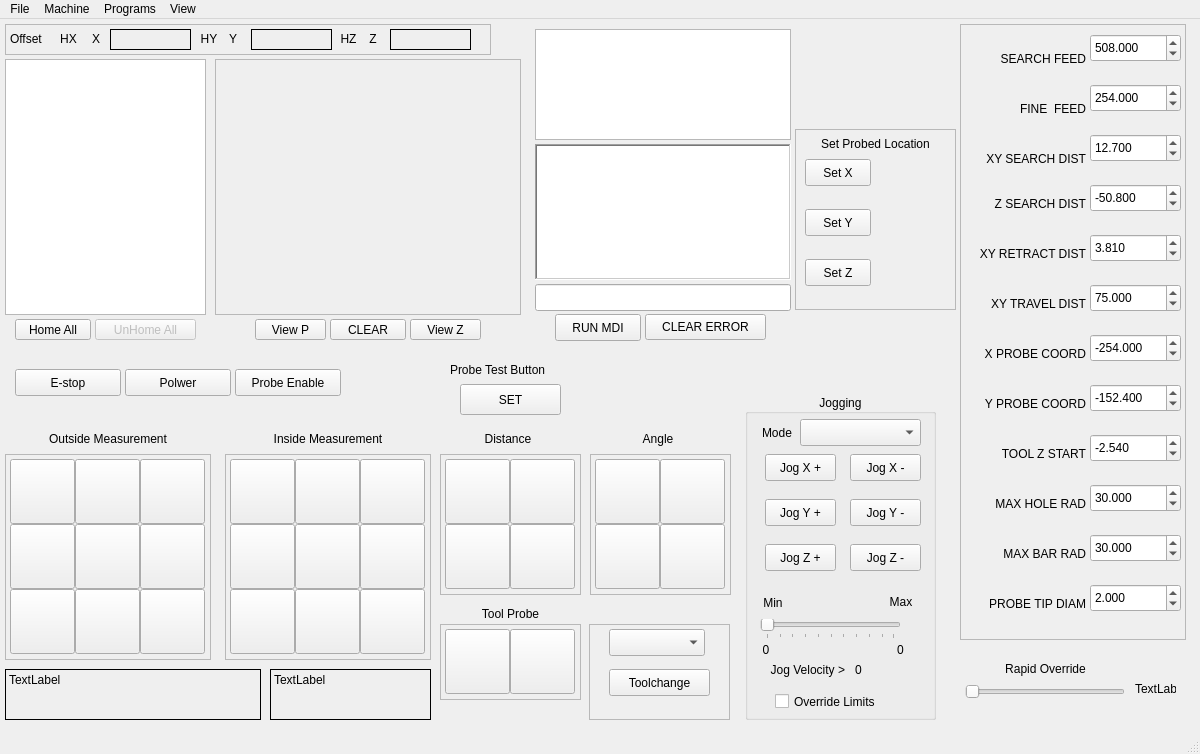
Qt form examples/touch_probe2/touch-probe2-metric.ui (jethornton/flexgui) before a commit.
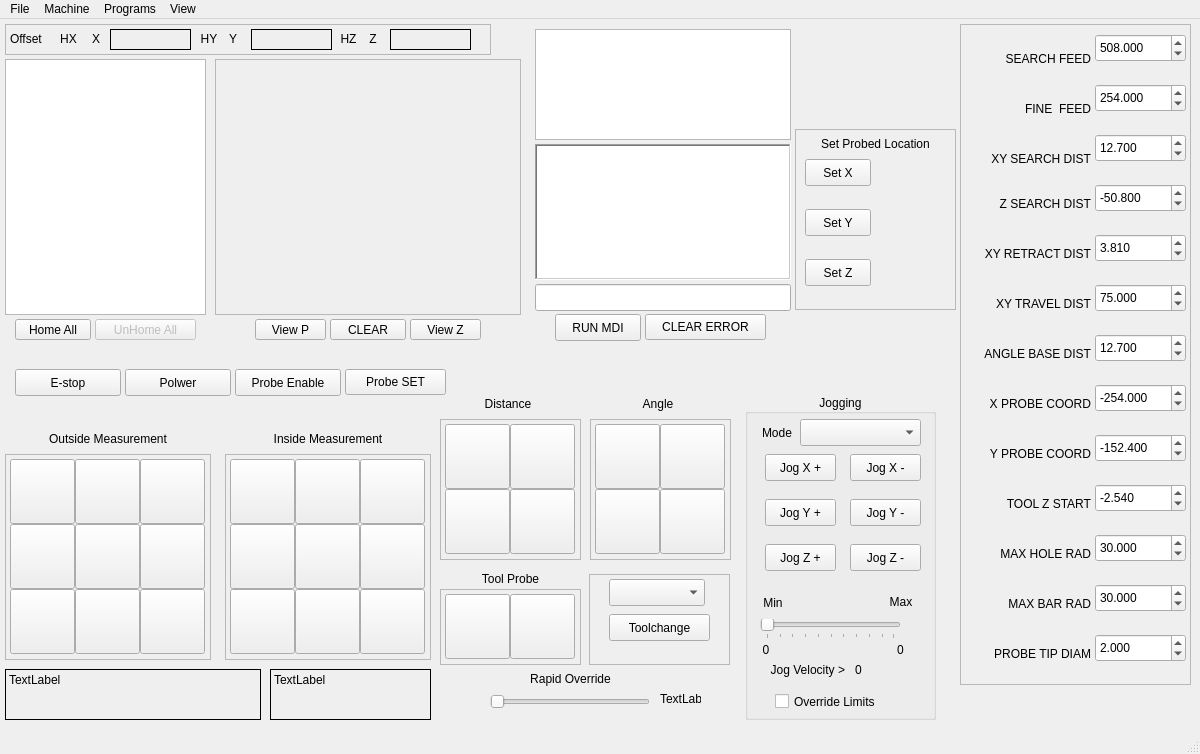
The same form after that commit.

Commit message: 10/01/2024 update touch-probe2 example with new angle subs

What changed in the file:
```diff
--- a/examples/touch_probe2/touch-probe2-metric.ui
+++ b/examples/touch_probe2/touch-probe2-metric.ui
@@ -66,7 +66,7 @@
     <property name="geometry">
      <rect>
       <x>440</x>
-      <y>605</y>
+      <y>570</y>
       <width>141</width>
       <height>76</height>
      </rect>
@@ -462,7 +462,7 @@
     <property name="geometry">
      <rect>
       <x>470</x>
-      <y>585</y>
+      <y>550</y>
       <width>81</width>
       <height>19</height>
      </rect>
@@ -1022,9 +1022,9 @@
     <property name="geometry">
      <rect>
       <x>589</x>
-      <y>605</y>
+      <y>555</y>
       <width>141</width>
-      <height>96</height>
+      <height>91</height>
      </rect>
     </property>
     <property name="frameShape">
@@ -1047,7 +1047,7 @@
      <property name="geometry">
       <rect>
        <x>20</x>
-       <y>45</y>
+       <y>40</y>
        <width>101</width>
        <height>27</height>
       </rect>
@@ -1066,14 +1066,14 @@
    <widget class="QPushButton" name="trigger_probe">
     <property name="geometry">
      <rect>
-      <x>460</x>
-      <y>365</y>
+      <x>345</x>
+      <y>350</y>
       <width>101</width>
-      <height>31</height>
+      <height>26</height>
      </rect>
     </property>
     <property name="text">
-     <string>SET</string>
+     <string>Probe SET</string>
     </property>
     <property name="function" stdset="0">
      <string>hal_pin</string>
@@ -1088,19 +1088,6 @@
      <string>HAL_OUT</string>
     </property>
    </widget>
-   <widget class="QLabel" name="label_4">
-    <property name="geometry">
-     <rect>
-      <x>450</x>
-      <y>341</y>
-      <width>126</width>
-      <height>19</height>
-     </rect>
-    </property>
-    <property name="text">
-     <string>Probe Test Button</string>
-    </property>
-   </widget>
    <widget class="QLineEdit" name="mdi_command_le">
     <property name="geometry">
      <rect>
@@ -1174,8 +1161,8 @@
      <rect>
       <x>960</x>
       <y>5</y>
-      <width>226</width>
-      <height>616</height>
+      <width>231</width>
+      <height>661</height>
      </rect>
     </property>
     <property name="frameShape">
@@ -1187,7 +1174,7 @@
     <widget class="QLabel" name="label_6">
      <property name="geometry">
       <rect>
-       <x>15</x>
+       <x>20</x>
        <y>25</y>
        <width>111</width>
        <height>19</height>
@@ -1203,7 +1190,7 @@
     <widget class="QLabel" name="label_8">
      <property name="geometry">
       <rect>
-       <x>15</x>
+       <x>20</x>
        <y>75</y>
        <width>111</width>
        <height>19</height>
@@ -1219,7 +1206,7 @@
     <widget class="QLabel" name="label_9">
      <property name="geometry">
       <rect>
-       <x>5</x>
+       <x>10</x>
        <y>125</y>
        <width>121</width>
        <height>19</height>
@@ -1235,8 +1222,8 @@
     <widget class="QLabel" name="label_10">
      <property name="geometry">
       <rect>
-       <x>5</x>
-       <y>370</y>
+       <x>10</x>
+       <y>420</y>
        <width>121</width>
        <height>19</height>
       </rect>
@@ -1251,7 +1238,7 @@
     <widget class="QLabel" name="label_11">
      <property name="geometry">
       <rect>
-       <x>5</x>
+       <x>10</x>
        <y>220</y>
        <width>121</width>
        <height>19</height>
@@ -1267,8 +1254,8 @@
     <widget class="QLabel" name="label_15">
      <property name="geometry">
       <rect>
-       <x>5</x>
-       <y>320</y>
+       <x>10</x>
+       <y>370</y>
        <width>121</width>
        <height>19</height>
       </rect>
@@ -1283,7 +1270,7 @@
     <widget class="QDoubleSpinBox" name="probe_search_feed">
      <property name="geometry">
       <rect>
-       <x>130</x>
+       <x>135</x>
        <y>10</y>
        <width>91</width>
        <height>28</height>
@@ -1317,7 +1304,7 @@
     <widget class="QDoubleSpinBox" name="probe_fine_feed">
      <property name="geometry">
       <rect>
-       <x>130</x>
+       <x>135</x>
        <y>60</y>
        <width>91</width>
        <height>28</height>
@@ -1351,7 +1338,7 @@
     <widget class="QDoubleSpinBox" name="probe_search_dist">
      <property name="geometry">
       <rect>
-       <x>130</x>
+       <x>135</x>
        <y>110</y>
        <width>91</width>
        <height>28</height>
@@ -1388,8 +1375,8 @@
     <widget class="QDoubleSpinBox" name="probe_y_coord">
      <property name="geometry">
       <rect>
-       <x>130</x>
-       <y>360</y>
+       <x>135</x>
+       <y>410</y>
        <width>91</width>
        <height>28</height>
       </rect>
@@ -1425,7 +1412,7 @@
     <widget class="QDoubleSpinBox" name="probe_retract_dist">
      <property name="geometry">
       <rect>
-       <x>130</x>
+       <x>135</x>
        <y>210</y>
        <width>91</width>
        <height>28</height>
@@ -1462,8 +1449,8 @@
     <widget class="QDoubleSpinBox" name="probe_x_coord">
      <property name="geometry">
       <rect>
-       <x>130</x>
-       <y>310</y>
+       <x>135</x>
+       <y>360</y>
        <width>91</width>
        <height>28</height>
       </rect>
@@ -1499,8 +1486,8 @@
     <widget class="QLabel" name="label_25">
      <property name="geometry">
       <rect>
-       <x>5</x>
-       <y>520</y>
+       <x>10</x>
+       <y>570</y>
        <width>121</width>
        <height>19</height>
       </rect>
@@ -1515,7 +1502,7 @@
     <widget class="QLabel" name="label_26">
      <property name="geometry">
       <rect>
-       <x>15</x>
+       <x>20</x>
        <y>170</y>
        <width>111</width>
        <height>19</height>
@@ -1531,7 +1518,7 @@
     <widget class="QDoubleSpinBox" name="probe_z_max_probe">
      <property name="geometry">
       <rect>
-       <x>130</x>
+       <x>135</x>
        <y>160</y>
        <width>91</width>
        <height>28</height>
@@ -1568,8 +1555,8 @@
     <widget class="QLabel" name="label_27">
      <property name="geometry">
       <rect>
-       <x>15</x>
-       <y>420</y>
+       <x>20</x>
+       <y>470</y>
        <width>111</width>
        <height>19</height>
       </rect>
@@ -1584,8 +1571,8 @@
     <widget class="QLabel" name="label_28">
      <property name="geometry">
       <rect>
-       <x>5</x>
-       <y>470</y>
+       <x>10</x>
+       <y>520</y>
        <width>121</width>
        <height>19</height>
       </rect>
@@ -1600,8 +1587,8 @@
     <widget class="QDoubleSpinBox" name="probe_tip_diam">
      <property name="geometry">
       <rect>
-       <x>130</x>
-       <y>560</y>
+       <x>135</x>
+       <y>610</y>
        <width>91</width>
        <height>28</height>
       </rect>
@@ -1634,8 +1621,8 @@
     <widget class="QDoubleSpinBox" name="probe_z_start">
      <property name="geometry">
       <rect>
-       <x>130</x>
-       <y>410</y>
+       <x>135</x>
+       <y>460</y>
        <width>91</width>
        <height>28</height>
       </rect>
@@ -1671,8 +1658,8 @@
     <widget class="QDoubleSpinBox" name="probe_max_hole_r">
      <property name="geometry">
       <rect>
-       <x>130</x>
-       <y>460</y>
+       <x>135</x>
+       <y>510</y>
        <width>91</width>
        <height>28</height>
       </rect>
@@ -1702,8 +1689,8 @@
     <widget class="QDoubleSpinBox" name="probe_max_bar_r">
      <property name="geometry">
       <rect>
-       <x>130</x>
-       <y>510</y>
+       <x>135</x>
+       <y>560</y>
        <width>91</width>
        <height>28</height>
       </rect>
@@ -1736,8 +1723,8 @@
     <widget class="QLabel" name="label_29">
      <property name="geometry">
       <rect>
-       <x>5</x>
-       <y>570</y>
+       <x>10</x>
+       <y>620</y>
        <width>121</width>
        <height>19</height>
       </rect>
@@ -1752,7 +1739,7 @@
     <widget class="QDoubleSpinBox" name="probe_xy_travel_dist">
      <property name="geometry">
       <rect>
-       <x>130</x>
+       <x>135</x>
        <y>260</y>
        <width>91</width>
        <height>28</height>
@@ -1789,7 +1776,7 @@
     <widget class="QLabel" name="label_18">
      <property name="geometry">
       <rect>
-       <x>5</x>
+       <x>10</x>
        <y>270</y>
        <width>121</width>
        <height>19</height>
@@ -1802,6 +1789,62 @@
       <set>Qt::AlignRight|Qt::AlignTrailing|Qt::AlignVCenter</set>
      </property>
     </widget>
+    <widget class="QLabel" name="label_20">
+     <property name="geometry">
+      <rect>
+       <x>5</x>
+       <y>320</y>
+       <width>126</width>
+       <height>19</height>
+      </rect>
+     </property>
+     <property name="text">
+      <string>ANGLE BASE DIST</string>
+     </property>
+     <property name="alignment">
+      <set>Qt::AlignRight|Qt::AlignTrailing|Qt::AlignVCenter</set>
+     </property>
+    </widget>
+    <widget class="QDoubleSpinBox" name="probe_angle_base_dist">
+     <property name="geometry">
+      <rect>
+       <x>135</x>
+       <y>310</y>
+       <width>91</width>
+       <height>28</height>
+      </rect>
+     </property>
+     <property name="toolTip">
+      <string>Sets the angle base side length</string>
+     </property>
+     <property name="decimals">
+      <number>3</number>
+     </property>
+     <property name="minimum">
+      <double>0.200000000000000</double>
+     </property>
+     <property name="maximum">
+      <double>999.000000000000000</double>
+     </property>
+     <property name="singleStep">
+      <double>0.010000000000000</double>
+     </property>
+     <property name="value">
+      <double>12.699999999999999</double>
+     </property>
+     <property name="function" stdset="0">
+      <string>hal_pin</string>
+     </property>
+     <property name="pin_name" stdset="0">
+      <string>probe_angle_base_dist</string>
+     </property>
+     <property name="hal_type" stdset="0">
+      <string>HAL_FLOAT</string>
+     </property>
+     <property name="hal_dir" stdset="0">
+      <string>HAL_OUT</string>
+     </property>
+    </widget>
    </widget>
    <widget class="QPushButton" name="unhome_all_pb">
     <property name="enabled">
@@ -1822,8 +1865,8 @@
    <widget class="QLabel" name="label_16">
     <property name="geometry">
      <rect>
-      <x>990</x>
-      <y>640</y>
+      <x>515</x>
+      <y>650</y>
       <width>111</width>
       <height>19</height>
      </rect>
@@ -1838,8 +1881,8 @@
    <widget class="QSlider" name="rapid_override_sl">
     <property name="geometry">
      <rect>
-      <x>965</x>
-      <y>665</y>
+      <x>490</x>
+      <y>675</y>
       <width>160</width>
       <height>16</height>
      </rect>
@@ -1891,7 +1934,7 @@
     <property name="geometry">
      <rect>
       <x>470</x>
-      <y>410</y>
+      <y>375</y>
       <width>76</width>
       <height>19</height>
      </rect>
@@ -1907,7 +1950,7 @@
     <property name="geometry">
      <rect>
       <x>440</x>
-      <y>435</y>
+      <y>400</y>
       <width>141</width>
       <height>141</height>
      </rect>
@@ -2087,8 +2130,8 @@
    <widget class="QLabel" name="rapid_override_lb">
     <property name="geometry">
      <rect>
-      <x>1135</x>
-      <y>660</y>
+      <x>660</x>
+      <y>670</y>
       <width>41</width>
       <height>19</height>
      </rect>
@@ -2101,7 +2144,7 @@
     <property name="geometry">
      <rect>
       <x>590</x>
-      <y>435</y>
+      <y>400</y>
       <width>141</width>
       <height>141</height>
      </rect>
@@ -2193,7 +2236,7 @@
     <property name="geometry">
      <rect>
       <x>620</x>
-      <y>410</y>
+      <y>375</y>
       <width>76</width>
       <height>19</height>
      </rect>
```
Left out of the diff: 36 changed lines with no effect on the pictures. The commit also changes 12 other files.
